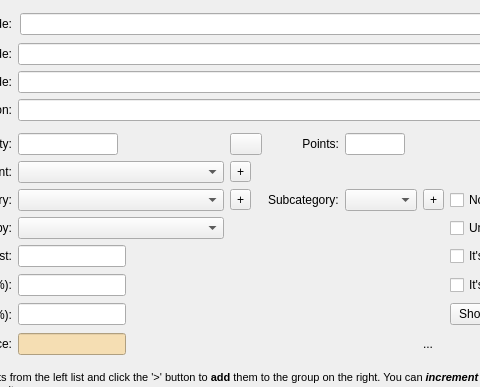
First picture: the form in squeeze/src/ui/producteditor.ui, repository miguelchavez/lemonpos, before the edit; both pictures show x 89 to 569 and y 0 to 387 of the 829 by 650 pixel window.
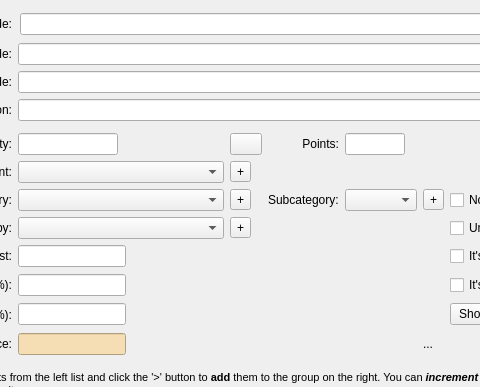
Second picture: the form after the edit.

Commit message: Adding create new measure button on product editor. Fixing bug for department incorrect result from the getDepartmentId() method.

Diff of the .ui file:
```diff
--- a/squeeze/src/ui/producteditor.ui
+++ b/squeeze/src/ui/producteditor.ui
@@ -1364,6 +1364,16 @@
      </property>
     </widget>
    </item>
+   <item row="8" column="2">
+    <widget class="QToolButton" name="btnCreateMeasure">
+     <property name="toolTip">
+      <string>Create New Measure</string>
+     </property>
+     <property name="text">
+      <string>+</string>
+     </property>
+    </widget>
+   </item>
   </layout>
  </widget>
  <tabstops>
```
Left out of the diff: 18 changed lines with no effect on the pictures. The commit also changes 3 other files.
